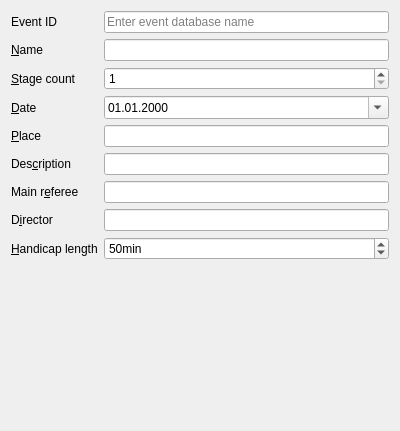
This is quickevent/app/plugins/qml/Event/src/eventdialogwidget.ui in Quick-Event/quickbox as Qt 5 draws it before an edit. The edited form follows.
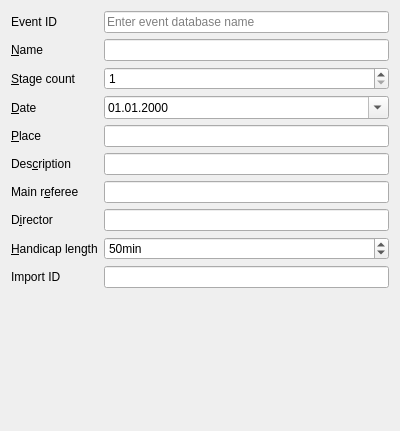
This is the edited form.

```diff
--- a/quickevent/app/plugins/qml/Event/src/eventdialogwidget.ui
+++ b/quickevent/app/plugins/qml/Event/src/eventdialogwidget.ui
@@ -162,6 +162,26 @@
      </property>
     </widget>
    </item>
+   <item row="9" column="0">
+    <widget class="QLabel" name="label_10">
+     <property name="text">
+      <string>Import ID</string>
+     </property>
+     <property name="buddy">
+      <cstring>ed_handicapLength</cstring>
+     </property>
+    </widget>
+   </item>
+   <item row="9" column="1">
+    <widget class="QLineEdit" name="ed_importId">
+     <property name="alignment">
+      <set>Qt::AlignRight|Qt::AlignTrailing|Qt::AlignVCenter</set>
+     </property>
+     <property name="readOnly">
+      <bool>true</bool>
+     </property>
+    </widget>
+   </item>
   </layout>
  </widget>
  <tabstops>
```
